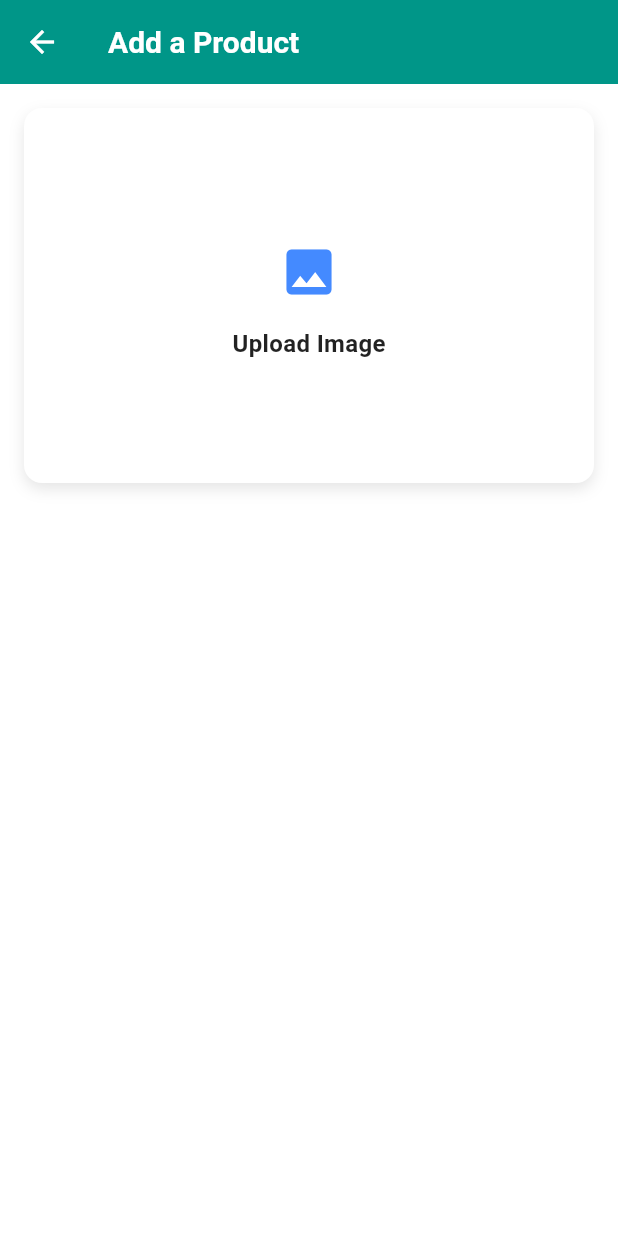
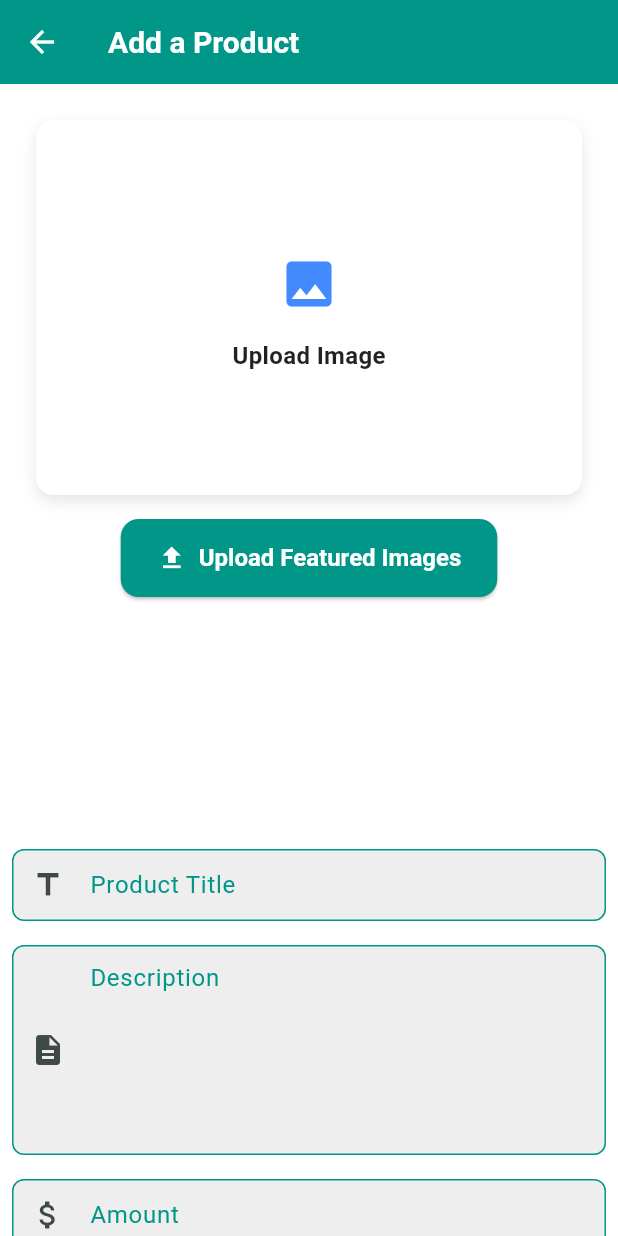
Before and after one commit to gaurav95998030/loop_cart, a Flutter app: the AddProductScreen screen opened directly, on a phone screen of 412 x 824 dp. Run offline on Flutter 3.47's test engine with Material 3 defaults, Android fonts, the phone set to English and light mode, and no system bars; our stand-ins replace badges, cloud_firestore, dots_indicator, dotted_border, firebase_auth, firebase_core and 5 more; accounts and stored records are empty.

Commit message:
loot_cart

```diff
--- /dev/null
+++ b/lib/features/admin/modals/product_modal.dart
@@ -0,0 +1,67 @@
+
+enum ProductCategory {
+  Mobile,
+  Laptop,
+  Tv,
+  Clothes,
+  Electronics,
+  HomeAppliances,
+  Books,
+  BeautyAndPersonalCare,
+  SportsAndOutdoors,
+  ToysAndGames,
+  Groceries,
+  Furniture,
+  HealthAndWellness,
+}
+
+
+
+class ProductModal {
+
+  String productId;
+  String adminId;
+  List<String> featureImages;
+  double price;
+  ProductCategory category;
+  DateTime time;
+  String mainImage;
+  String description;
+  String productTitle;
+  int buyCount;
+
+  ProductModal({required this.buyCount,required this.price,required this.category,required this.adminId,required this.description,required this.featureImages,required this.mainImage,required this.productId,required this.productTitle,required this.time});
+
+  Map<String, dynamic> toJson() {
+    return {
+      'buyCount':buyCount,
+      'productId': productId,
+      'adminId': adminId,
+      'featureImages': featureImages,
+      'price': price,
+      'category': category.name,  // Convert enum to String
+      'time': time.toIso8601String(),  // Convert DateTime to ISO 8601 string
+      'mainImage': mainImage,
+      'description': description,
+      'productTitle': productTitle,
+    };
+  }
+
+  // Create ProductModal from JSON
+  factory ProductModal.fromJson(Map<String, dynamic> json) {
+    return ProductModal(
+      buyCount: json['buyCount'],
+      productId: json['productId'],
+      adminId: json['adminId'],
+      featureImages: List<String>.from(json['featureImages']),
+      price: json['price'].toDouble(),
+      category: ProductCategory.values.firstWhere(
+              (e) => e.name == json['category']), // Convert String to enum
+      time: DateTime.parse(json['time']), // Convert ISO 8601 string to DateTime
+      mainImage: json['mainImage'],
+      description: json['description'],
+      productTitle: json['productTitle'],
+    );
+  }
+
+}
--- a/lib/features/admin/presentation/pages/add_product_screen.dart
+++ b/lib/features/admin/presentation/pages/add_product_screen.dart
@@ -3,6 +3,14 @@
 
 import 'package:dotted_border/dotted_border.dart';
 import 'package:flutter/material.dart';
+import 'package:flutter_riverpod/flutter_riverpod.dart';
+import 'package:loop_cart/features/admin/modals/product_modal.dart';
+import 'package:loop_cart/features/admin/presentation/widgets/add_new_prod/upload_featured_images.dart';
+import 'package:loop_cart/features/admin/presentation/widgets/add_new_prod/upload_main_image.dart';
+import 'package:loop_cart/features/admin/view_modal/main_image_provider.dart';
+import 'package:loop_cart/features/admin/view_modal/product_provider.dart';
+import 'package:loop_cart/utils/show_snackbar.dart';
+import 'package:loop_cart/utils/vertical_space.dart';
 
 class AddProductScreen extends StatefulWidget {
   const AddProductScreen({super.key});
@@ -12,7 +20,10 @@ class AddProductScreen extends StatefulWidget {
 }
 
 class _AddProductScreenState extends State<AddProductScreen> {
-
+ ProductCategory _selectedCategory = ProductCategory.Books;
+ String enteredTitle = '';
+ String enteredDiscription = '';
+ double amount = 0;
   final _formKey = GlobalKey<FormState>();
   @override
   Widget build(BuildContext context) {
@@ -22,55 +33,143 @@ class _AddProductScreenState extends State<AddProductScreen> {
 
       ),
       body: SingleChildScrollView(
+        child: Padding(
+          padding: const EdgeInsets.all(8.0),
           child: Column(
             children: [
-            Container(
-              width: double.infinity,
-              height: 250,
-              padding: const EdgeInsets.all(16.0),
-              margin: const EdgeInsets.all(16.0), // Add padding for better spacing
-              decoration: BoxDecoration(
-                color: Colors.white, // Background color
-                borderRadius: BorderRadius.circular(12.0), // Rounded corners
-                boxShadow: [
-                  BoxShadow(
-                    color: Colors.black.withOpacity(0.1),
-                    blurRadius: 8.0,
-                    offset: const Offset(0, 4), // Shadow offset
+               const UploadMainImage(),
+               const UploadFeaturedImages(),
+          Form(
+            key: _formKey,
+            child: Column(
+              crossAxisAlignment: CrossAxisAlignment.start,
+              children: [
+
+                const VerticalSpace(height: 20),
+                TextFormField(
+                  decoration: InputDecoration(
+                    labelText: "Product Title",
+                    prefixIcon: const Icon(Icons.title),
+                    border: OutlineInputBorder(
+                      borderRadius: BorderRadius.circular(8),
                     ),
-                ],
                   ),
-              child: Center(
-                child: Column(
-                  mainAxisSize: MainAxisSize.min, // Minimize size to fit content
+                  validator: (value) {
+                    if (value == null || value.isEmpty) {
+                      return 'Please enter a product title';
+                    }
+                    return null;
+                  },
+                  onSaved: (vale){
+                    enteredTitle=vale!;
+                  },
+                ),
+                const VerticalSpace(height: 16),
+                TextFormField(
+                  maxLines: 5,
+                  decoration: InputDecoration(
+                    labelText: "Description",
+                    alignLabelWithHint: true,
+                    prefixIcon: const Icon(Icons.description),
+                    border: OutlineInputBorder(
+                      borderRadius: BorderRadius.circular(8),
+                    ),
+                  ),
+                  validator: (value) {
+                    if (value == null || value.isEmpty) {
+                      return 'Please enter a description';
+                    }
+                    return null;
+                  },
+                  onSaved: (des){
+                    enteredDiscription = des!;
+                  },
+                ),
+                const VerticalSpace(height: 16),
+                TextFormField(
+                  keyboardType: TextInputType.number,
+                  decoration: InputDecoration(
+                    labelText: "Amount",
+                    prefixIcon: const Icon(Icons.attach_money),
+                    border: OutlineInputBorder(
+                      borderRadius: BorderRadius.circular(8),
+                    ),
+                  ),
+                  validator: (value) {
+                    if (value == null || value.isEmpty) {
+                      return 'Please enter an amount';
+                    }
+                    return null;
+                  },
+                  onSaved: (am){
+                    amount = double.tryParse(am!)!;
+                  },
+                ),
+                const VerticalSpace(height: 16),
+                Row(
+                  mainAxisAlignment: MainAxisAlignment.spaceBetween,
                   children: [
-                    IconButton(
-                      onPressed: () {},
-                      icon: Icon(Icons.image, size: 40.0), // Larger icon for better visibility
-                      color: Colors.blueAccent, // Icon color
+                    const Text("Category: ", style: TextStyle(fontSize: 16)),
+
+                    Expanded(
+                      child: DropdownButtonFormField<ProductCategory>(
+                        decoration: InputDecoration(
+                          contentPadding: const EdgeInsets.symmetric(vertical: 10, horizontal: 15),
+                          border: OutlineInputBorder(
+                            borderRadius: BorderRadius.circular(8),
                           ),
-                    SizedBox(height: 8.0), // Space between icon and text
-                    Text(
-                      "Upload Image",
-                      style: TextStyle(
-                        fontSize: 16.0,
-                        fontWeight: FontWeight.bold,
-                        color: Colors.black87,
+                        ),
+                        value: _selectedCategory,
+                        items: ProductCategory.values.map((category) {
+                          return DropdownMenuItem<ProductCategory>(
+                            value: category,
+                            child: Text(category.name),
+                          );
+                        }).toList(),
+                        onChanged: (newValue) {
+                          setState(() {
+                            _selectedCategory = newValue!;
+                          });
+                        },
                       ),
                     ),
                   ],
                 ),
+                const VerticalSpace(height: 24),
+                Center(
+                  child: Consumer(
+                    builder: (context,ref,child) {
+                      return ElevatedButton(
+                        onPressed: () {
+
+                          if(ref.read(mainImageProvider).pickedImage==null){
+                            ShowSnackbarMsg.showSnack("Please Upload Product Image first");
+                            return ;
+                          }
+                          if (_formKey.currentState!.validate()) {
+                            _formKey.currentState!.save();
+                            ref.read(productsProvider.notifier).addProduct(title: enteredTitle, description: enteredDiscription, price: amount, category: _selectedCategory);
+                          }
+                        },
+                        style: ElevatedButton.styleFrom(
+                          padding: const EdgeInsets.symmetric(horizontal: 30, vertical: 16),
+                          shape: RoundedRectangleBorder(
+                            borderRadius: BorderRadius.circular(8),
                           ),
                         ),
-             Form(
-              key: _formKey,
-                child: const Column(
-                  children: [
-
+                        child: const Text(
+                          "Add Product",
+                          style: TextStyle(fontSize: 18),
+                        ),
+                      );
+                    }
+                  ),
+                ),
               ],
-                )
+            ),
           )
             ],
+          ),
         ),
       ),
     );
--- /dev/null
+++ b/lib/features/admin/presentation/widgets/add_new_prod/upload_featured_images.dart
@@ -0,0 +1,83 @@
+import 'dart:io';
+
+import 'package:flutter/material.dart';
+import 'package:flutter_riverpod/flutter_riverpod.dart';
+import 'package:image_picker/image_picker.dart';
+import 'package:loop_cart/features/admin/view_modal/features_images_provider.dart';
+
+class UploadFeaturedImages extends StatefulWidget {
+  const UploadFeaturedImages({super.key});
+
+  @override
+  State<UploadFeaturedImages> createState() => _UploadFeaturedImagesState();
+}
+
+class _UploadFeaturedImagesState extends State<UploadFeaturedImages> {
+  @override
+  Widget build(BuildContext context) {
+    return Consumer(
+      builder: (context, ref, child) {
+        FeaturedImagesState images = ref.watch(featuresImagesProvider);
+
+        return SizedBox(
+          width: double.infinity,
+          height: 200, // Adjusted height for better layout
+          child: Column(
+            children: [
+
+              images.images.isEmpty
+                  ? Center(
+                child: ElevatedButton.icon(
+                  onPressed: () {
+                    ref.read(featuresImagesProvider.notifier).uploadImage();
+                  },
+                  icon: const Icon(Icons.upload, size: 20),
+                  label: const Text("Upload Featured Images"),
+                  style: ElevatedButton.styleFrom(
+                    padding: const EdgeInsets.symmetric(horizontal: 24, vertical: 16),
+                    shape: RoundedRectangleBorder(
+                      borderRadius: BorderRadius.circular(12),
+                    ),
+                  ),
+                ),
+              ) : Expanded(  // Use Expanded here to give ListView a defined height within the Column
+                child: ListView.builder(
+                  scrollDirection: Axis.horizontal,
+                  itemCount: images.images.length,
+                  itemBuilder: (context, index) {
+                    return Container(
+                      margin: const EdgeInsets.symmetric(horizontal: 8, vertical: 12),
+                      width: 100,
+                      decoration: BoxDecoration(
+                        borderRadius: BorderRadius.circular(10),
+                        boxShadow: [
+                          BoxShadow(
+                            color: Colors.grey.withOpacity(0.3),
+                            spreadRadius: 2,
+                            blurRadius: 5,
+                            offset: const Offset(0, 3),
+                          ),
+                        ],
+                      ),
+                      child: ClipRRect(
+                        borderRadius: BorderRadius.circular(10),
+                        child: Image.file(
+                          File(images.images[index]!.path), // Changed to non-nullable access
+                          fit: BoxFit.cover,
+                        ),
+                      ),
+                    );
+                  },
+                ),
+
+              ),
+              if (images.isLoading)
+                const CircularProgressIndicator(),
+            ],
+          ),
+        );
+      },
+    );
+
+  }
+}
--- /dev/null
+++ b/lib/features/admin/presentation/widgets/add_new_prod/upload_main_image.dart
@@ -0,0 +1,75 @@
+import 'dart:io';
+
+import 'package:flutter/material.dart';
+import 'package:flutter_riverpod/flutter_riverpod.dart';
+import 'package:image_picker/image_picker.dart';
+import 'package:loop_cart/features/admin/view_modal/main_image_provider.dart';
+import 'package:loop_cart/utils/show_snackbar.dart';
+
+class UploadMainImage extends StatefulWidget {
+  const UploadMainImage({super.key});
+
+  @override
+  State<UploadMainImage> createState() => _UploadMainImageState();
+}
+
+class _UploadMainImageState extends State<UploadMainImage> {
+  @override
+  Widget build(BuildContext context) {
+    return Consumer(
+      builder: (context,ref,child) {
+
+        MainImageState uploadedImage =ref.watch(mainImageProvider);
+
+        return Container(
+          width: double.infinity,
+          height: 250,
+          padding: const EdgeInsets.all(16.0),
+          margin: const EdgeInsets.all(16.0), // Add padding for better spacing
+          decoration: BoxDecoration(
+            color: Colors.white, // Background color
+            borderRadius: BorderRadius.circular(12.0), // Rounded corners
+            boxShadow: [
+              BoxShadow(
+                color: Colors.black.withOpacity(0.1),
+                blurRadius: 8.0,
+                offset: const Offset(0, 4), // Shadow offset
+              ),
+            ],
+          ),
+          child: uploadedImage.pickedImage==null?Center(
+            child: Column(
+              mainAxisSize: MainAxisSize.min, // Minimize size to fit content
+              children: [
+
+                if(uploadedImage.isLoading)
+                  const CircularProgressIndicator(),
+                IconButton(
+                  onPressed: () async {
+                   bool res = await ref.read(mainImageProvider.notifier).uploadImage();
+                   if(res){
+                     ShowSnackbarMsg.showSnack("Image Uploaded SuccessFully");
+                   }else{
+                     ShowSnackbarMsg.showSnack("Upload failed Please Try again!!");
+                   }
+                  },
+                  icon: const Icon(Icons.image, size: 40.0), // Larger icon for better visibility
+                  color: Colors.blueAccent, // Icon color
+                ),
+                const SizedBox(height: 8.0), // Space between icon and text
+                const Text(
+                  "Upload Image",
+                  style: TextStyle(
+                    fontSize: 16.0,
+                    fontWeight: FontWeight.bold,
+                    color: Colors.black87,
+                  ),
+                ),
+              ],
+            ),
+          ):Image.file(File(uploadedImage.pickedImage!.path),fit: BoxFit.cover,),
+        );
+      }
+    );
+  }
+}
--- /dev/null
+++ b/lib/features/admin/view_modal/features_images_provider.dart
@@ -0,0 +1,47 @@
+
+
+
+
+import 'dart:io';
+
+import 'package:flutter_riverpod/flutter_riverpod.dart';
+import 'package:image_picker/image_picker.dart';
+import 'package:loop_cart/features/admin/services/storage_services/storage_services.dart';
+
+
+class FeaturedImagesState{
+  List<XFile?> images;
+  bool isLoading;
+
+  FeaturedImagesState({required this.isLoading,required this.images});
+}
+
+class FeaturesImagesNotifier extends StateNotifier<FeaturedImagesState> {
+  FeaturesImagesNotifier() : super(FeaturedImagesState(isLoading: false, images: []));
+
+
+
+  Future<List<String>> uploadImage() async {
+
+
+    List<String> imagesUrl=[];
+    final ImagePicker picker = ImagePicker();
+    final List<XFile> images = await picker.pickMultiImage();
+    state = FeaturedImagesState(isLoading: true, images: images);
+    for(var image in images){
+
+      String? url = await StorageServices.uploadImage(File(image.path));
+
+      if(url!=null){
+        imagesUrl.add(url);
+      }
+
+    }
+    state = FeaturedImagesState(isLoading: false, images: images);
+    return imagesUrl;
+  }
+}
+
+final featuresImagesProvider = StateNotifierProvider<FeaturesImagesNotifier, FeaturedImagesState>(
+      (ref) => FeaturesImagesNotifier(),
+);
--- /dev/null
+++ b/lib/features/admin/view_modal/main_image_provider.dart
@@ -0,0 +1,44 @@
+import 'dart:io';
+
+import 'package:flutter_riverpod/flutter_riverpod.dart';
+import 'package:image_picker/image_picker.dart';
+import 'package:loop_cart/features/admin/services/storage_services/storage_services.dart';
+
+
+class MainImageState{
+ XFile? pickedImage;
+ bool isLoading;
+ MainImageState({required this.pickedImage,required this.isLoading});
+}
+class MainImageNotifier extends StateNotifier<MainImageState> {
+  MainImageNotifier() : super(MainImageState(pickedImage: null, isLoading: false));
+
+
+
+  Future<bool> uploadImage() async {
+
+
+    final ImagePicker picker = ImagePicker();
+    final XFile? image = await picker.pickImage(source: ImageSource.gallery);
+
+    state = MainImageState(pickedImage: state.pickedImage, isLoading: true);
+    if(image != null){
+      String? res = await StorageServices.uploadImage(File(image.path));
+
+      if(res!=null){
+        state = MainImageState(pickedImage: image, isLoading: false);
+        return true;
+      }
+
+      state = MainImageState(pickedImage: state.pickedImage, isLoading: false);
+      return false;
+
+    }
+
+    return false;
+  }
+}
+
+final mainImageProvider = StateNotifierProvider<MainImageNotifier, MainImageState>(
+      (ref) => MainImageNotifier(),
+);
--- /dev/null
+++ b/lib/features/admin/view_modal/product_provider.dart
@@ -0,0 +1,43 @@
+
+
+
+
+import 'dart:io';
+
+import 'package:firebase_auth/firebase_auth.dart';
+import 'package:flutter_riverpod/flutter_riverpod.dart';
+import 'package:image_picker/image_picker.dart';
+import 'package:loop_cart/features/admin/modals/product_modal.dart';
+import 'package:loop_cart/features/admin/view_modal/features_images_provider.dart';
+import 'package:loop_cart/features/admin/view_modal/main_image_provider.dart';
+import 'package:uuid/uuid.dart';
+
+
+const uuid = Uuid();
+class ProductNotifier extends StateNotifier<List<ProductModal>>{
+
+  Ref ref;
+  ProductNotifier(this.ref):super([]);
+
+
+  bool addProduct({required String title,required String description,required double price,required ProductCategory category}) {
+
+    String productId = uuid.v4();
+    XFile? mainImage = ref.read(mainImageProvider).pickedImage;
+    List<XFile?> imagesFeature = ref.read(featuresImagesProvider).images;
+    List<String> images = imagesFeature.map((item)=>item!.path).toList();
+    if(mainImage!=null){
+      ProductModal product = ProductModal(buyCount: 0, price: price, category: category, adminId: FirebaseAuth.instance.currentUser!.uid, description: description, featureImages: images, mainImage: mainImage.path, productId: productId, productTitle: title, time: DateTime.now());
+     state = [product,...state];
+     return true;
+
+    }
+
+    return false;
+  }
+
+}
+
+
+
+final productsProvider = StateNotifierProvider<ProductNotifier,List<ProductModal>>((ref)=>ProductNotifier(ref));
--- a/pubspec.yaml
+++ b/pubspec.yaml
@@ -45,6 +45,8 @@ dependencies:
   dots_indicator: ^3.0.0
   smooth_page_indicator: ^1.2.0+3
   dotted_border: ^2.1.0
+  image_picker: ^1.1.2
+  firebase_storage: ^12.2.0
 
 dev_dependencies:
   flutter_test:
```
Also changed, not shown: lib/features/admin/presentation/widgets/admin_home/show_posts.dart (+15 -3 lines), lib/features/admin/services/storage_services/storage_services.dart (added, +30 -0 lines), pubspec.lock, 5 other files. Lines whose indentation alone changed are shown as unchanged.
